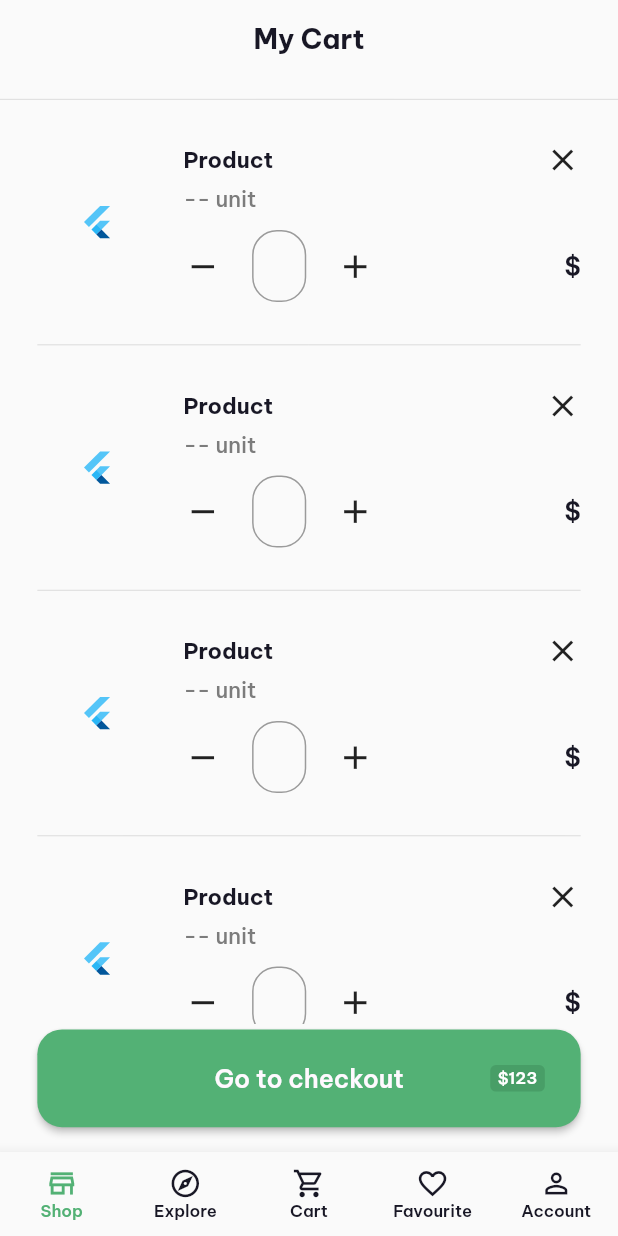
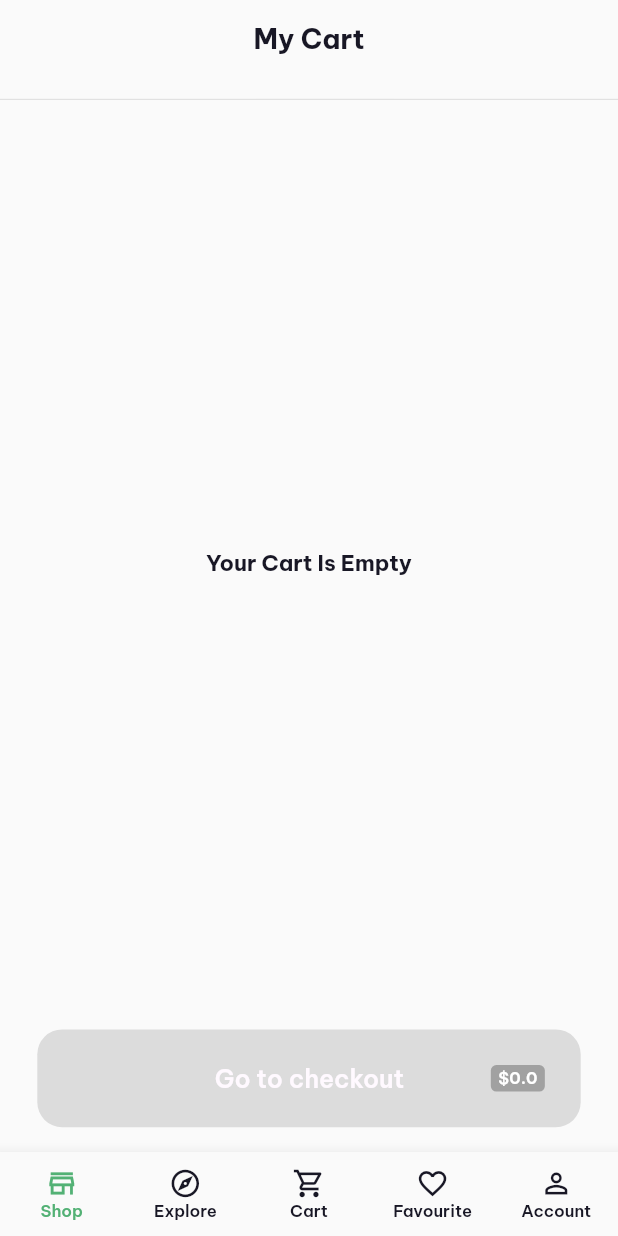
Before and after one commit to nayeemtby/grocer_client, a Flutter app: the screen it shows after launch, swiped to page 3, on a phone screen of 412 x 824 dp. Run offline on Flutter 3.47's test engine with Material 2 defaults, Android fonts, the light colour scheme and no system bars; our stand-ins replace cached_network_image, flutter_screenutil, flutter_svg, get.

Commit message:
Updated cart page

```diff
--- a/lib/screens/cart_page.dart
+++ b/lib/screens/cart_page.dart
@@ -1,12 +1,15 @@
 import 'package:flutter/material.dart';
 import 'package:flutter_screenutil/flutter_screenutil.dart';
+import 'package:get/get.dart';
 import 'package:grocer_client/screens/components/buttons.dart';
 import 'package:grocer_client/screens/components/input.dart';
+import 'package:grocer_client/screens/controllers/cart_controller.dart';
 import 'package:grocer_client/theme/colors.dart';
 import 'package:grocer_client/theme/txttheme.dart';
 
 class CartPage extends StatelessWidget {
-  const CartPage({Key? key}) : super(key: key);
+  CartPage({Key? key}) : super(key: key);
+  CartController cartController = Get.put(CartController());
 
   @override
   Widget build(BuildContext context) {
@@ -36,7 +39,16 @@ class CartPage extends StatelessWidget {
         Expanded(
           child: Padding(
             padding: EdgeInsets.symmetric(horizontal: 25.w),
-            child: ListView.separated(
+            child: Obx(() {
+              if (cartController.cartItems.isEmpty) {
+                return Center(
+                  child: Text(
+                    'Your Cart Is Empty',
+                    style: TxtThemes.title,
+                  ),
+                );
+              }
+              return ListView.separated(
                 physics: const BouncingScrollPhysics(),
                 itemBuilder: (ctx, index) {
                   return _CartItem();
@@ -44,14 +56,16 @@ class CartPage extends StatelessWidget {
                 separatorBuilder: (_, __) => Divider(
                   height: 2.h,
                 ),
-              itemCount: 10,
-            ),
+                itemCount: cartController.cartItems.length,
+              );
+            }),
           ),
         ),
         Padding(
           padding: EdgeInsets.fromLTRB(25.w, 4.h, 25.w, 18.h),
-          child: BtnPrimary(
-            onTap: () {},
+          child: Obx(() {
+            return BtnPrimary(
+              onTap: cartController.cartItems.isEmpty ? null : () {},
               child: Padding(
                 padding: EdgeInsets.symmetric(horizontal: 24.w),
                 child: Row(
@@ -72,19 +86,22 @@ class CartPage extends StatelessWidget {
                       padding:
                           EdgeInsets.symmetric(horizontal: 5.w, vertical: 2.h),
                       decoration: BoxDecoration(
-                      color: const Color(0xff489E67),
+                        color: const Color(0x44000000),
                         borderRadius: BorderRadius.circular(4.r),
                       ),
-                    child: Text(
-                      '\$123',
+                      child: Obx(() {
+                        return Text(
+                          '\$' + cartController.total.toString(),
                           style: TxtThemes.iconLabel
                               .copyWith(color: AppColors.primaryWhite),
-                    ),
+                        );
+                      }),
                     ),
                   ],
                 ),
               ),
-          ),
+            );
+          }),
         ),
       ],
     );
@@ -92,8 +109,13 @@ class CartPage extends StatelessWidget {
 }
 
 class _CartItem extends StatelessWidget {
-  const _CartItem({Key? key}) : super(key: key);
-
+  const _CartItem({
+    Key? key,
+    this.id,
+    this.data,
+  }) : super(key: key);
+  final String? id;
+  final CartItemData? data;
   @override
   Widget build(BuildContext context) {
     return Padding(
```
Lines whose indentation alone changed are shown as unchanged.
